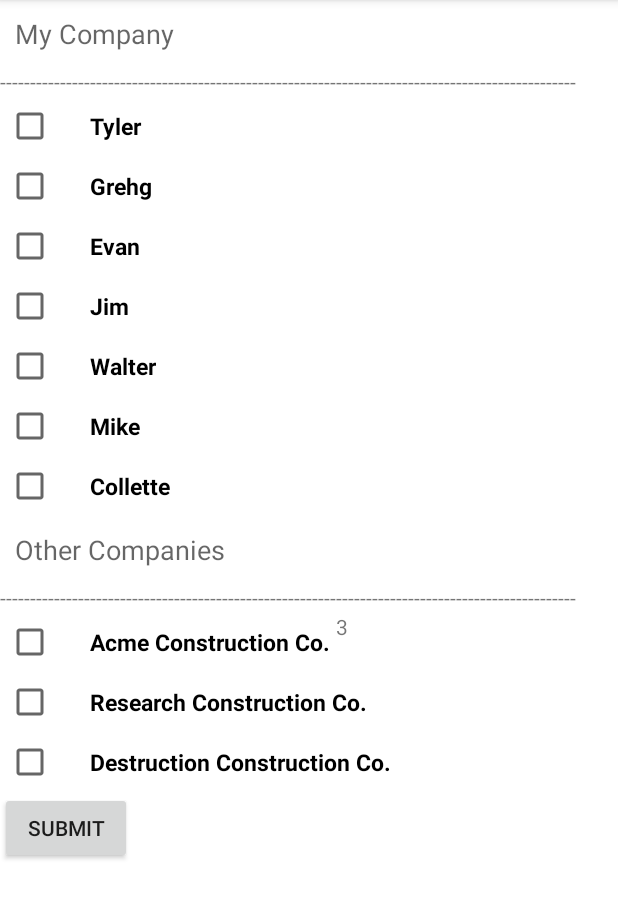
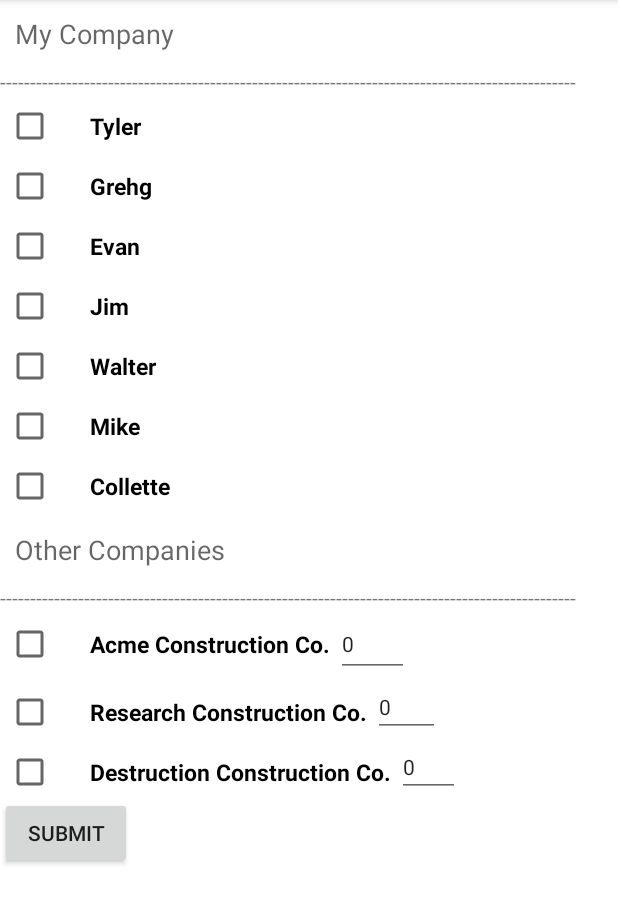
Before and after one commit to GregHilston/DailyReport, an Android app: the HeadcountActivity screen opened directly, with no data from a screen before it, on a phone screen of 412 x 824 dp, the part 84-1008 px from its top. Run offline under Robolectric (Android 15) with nearby library versions, the phone set to English and light mode, and no system bars.

Commit message:
Can record the number of company employees as well

```diff
--- a/app/src/main/java/com/greghilston/dailyreport/HeadcountActivity.java
+++ b/app/src/main/java/com/greghilston/dailyreport/HeadcountActivity.java
@@ -6,6 +6,8 @@ import android.os.Bundle;
 import android.view.View;
 import android.widget.Button;
 import android.widget.CheckBox;
+import android.widget.EditText;
+import android.widget.TextView;
 
 public class HeadcountActivity extends Activity {
     // Static fields to determine if checkboxes should be checked
@@ -50,12 +52,15 @@ public class HeadcountActivity extends Activity {
         // Company Checkboxes (Filled with example companies)
         final CheckBox acmeCheckBox = (CheckBox) findViewById(R.id.acmeCheckBox);
         acmeCheckBox.setChecked(checkAcmeCheckBox);
+        final EditText acmeCount = (EditText) findViewById(R.id.acmeText);
 
         final CheckBox researchCheckBox = (CheckBox) findViewById(R.id.researchCheckBox);
         researchCheckBox.setChecked(checkResearchCheckBox);
+        final EditText researchCount = (EditText) findViewById(R.id.researchText);
 
         final CheckBox destructionCheckBox = (CheckBox) findViewById(R.id.destructionCheckBox);
         destructionCheckBox.setChecked(checkDestructionCheckBox);
+        final EditText destructionCount = (EditText) findViewById(R.id.destructionText);
 
         // Our submit button
         Button submitButton = (Button) findViewById(R.id.submitButton);
@@ -140,8 +145,10 @@ public class HeadcountActivity extends Activity {
 
                 if (acmeCheckBox.isChecked()) {
                     checkAcmeCheckBox = true;
+                    System.out.println("HeadcountActivity acmeCheckBoxSelected is true. acmeCount.getText().toString(): " + acmeCount.getText().toString());
+
                     returnIntent.putExtra("acmeCheckBoxSelected", true);
-                    returnIntent.putExtra("acmeEmployeeCount", 0); // TODO: Change the 0 to the real number
+                    returnIntent.putExtra("acmeEmployeeCount", Integer.parseInt(acmeCount.getText().toString())); // TODO: Change the 0 to the real number
                 }
                 else {
                     checkAcmeCheckBox = false;
@@ -151,7 +158,7 @@ public class HeadcountActivity extends Activity {
                 if (researchCheckBox.isChecked()) {
                     checkResearchCheckBox = true;
                     returnIntent.putExtra("researchCheckBoxSelected", true);
-                    returnIntent.putExtra("researchEmployeeCount", 0); // TODO: Change the 0 to the real number
+                    returnIntent.putExtra("researchEmployeeCount", Integer.parseInt(researchCount.getText().toString())); // TODO: Change the 0 to the real number
                 }
                 else {
                     checkResearchCheckBox = false;
@@ -161,7 +168,7 @@ public class HeadcountActivity extends Activity {
                 if (destructionCheckBox.isChecked()) {
                     checkDestructionCheckBox = true;
                     returnIntent.putExtra("destructionCheckBoxSelected", true);
-                    returnIntent.putExtra("destructionEmployeeCount", 0); // TODO: Change the 0 to the real number
+                    returnIntent.putExtra("destructionEmployeeCount", Integer.parseInt(destructionCount.getText().toString())); // TODO: Change the 0 to the real number
                 }
                 else {
                     checkDestructionCheckBox = false;
--- a/app/src/main/res/layout/headcount_list.xml
+++ b/app/src/main/res/layout/headcount_list.xml
@@ -1,7 +1,9 @@
 <?xml version="1.0" encoding="utf-8"?>
 <LinearLayout xmlns:android="http://schemas.android.com/apk/res/android"
     android:orientation="vertical" android:layout_width="match_parent"
-    android:layout_height="match_parent">
+    android:layout_height="match_parent"
+    android:focusable="true"
+    android:focusableInTouchMode="true">
 
     <ScrollView
         android:layout_width="match_parent"
@@ -130,16 +132,23 @@
                     android:checked="false"
                     android:layout_margin="4dp" />
 
-                <TextView
+                <EditText
                     android:layout_width="wrap_content"
                     android:layout_height="match_parent"
                     android:textAppearance="?android:attr/textAppearanceSmall"
-                    android:text="3"
-                    android:id="@+id/textView6"
+                    android:text="0"
+                    android:inputType="number"
+                    android:id="@+id/acmeText"
                     android:layout_weight="0.17"
                     android:editable="true" />
             </LinearLayout>
 
+
+            <LinearLayout
+                android:orientation="horizontal"
+                android:layout_width="fill_parent"
+                android:layout_height="fill_parent"
+                android:weightSum="1">
                 <CheckBox
                     android:layout_width="wrap_content"
                     android:layout_height="wrap_content"
@@ -150,6 +159,23 @@
                     android:checked="false"
                     android:layout_margin="4dp" />
 
+                <EditText
+                    android:layout_width="wrap_content"
+                    android:layout_height="match_parent"
+                    android:textAppearance="?android:attr/textAppearanceSmall"
+                    android:text="0"
+                    android:inputType="number"
+                    android:id="@+id/researchText"
+                    android:layout_weight="0.17"
+                    android:editable="true" />
+
+            </LinearLayout>
+
+            <LinearLayout
+                android:orientation="horizontal"
+                android:layout_width="fill_parent"
+                android:layout_height="fill_parent"
+                android:weightSum="1">
                 <CheckBox
                     android:layout_width="wrap_content"
                     android:layout_height="wrap_content"
@@ -159,6 +185,16 @@
                     android:textStyle="bold"
                     android:checked="false"
                     android:layout_margin="4dp" />
+                <EditText
+                    android:layout_width="wrap_content"
+                    android:layout_height="match_parent"
+                    android:textAppearance="?android:attr/textAppearanceSmall"
+                    android:text="0"
+                    android:inputType="number"
+                    android:id="@+id/destructionText"
+                    android:layout_weight="0.17"
+                    android:editable="true" />
+            </LinearLayout>
 
             <Button
                 android:layout_width="wrap_content"
```
Also changed, not shown: app/src/main/java/com/greghilston/dailyreport/MainActivity.java (+11 -3 lines). Lines whose indentation alone changed are shown as unchanged.
